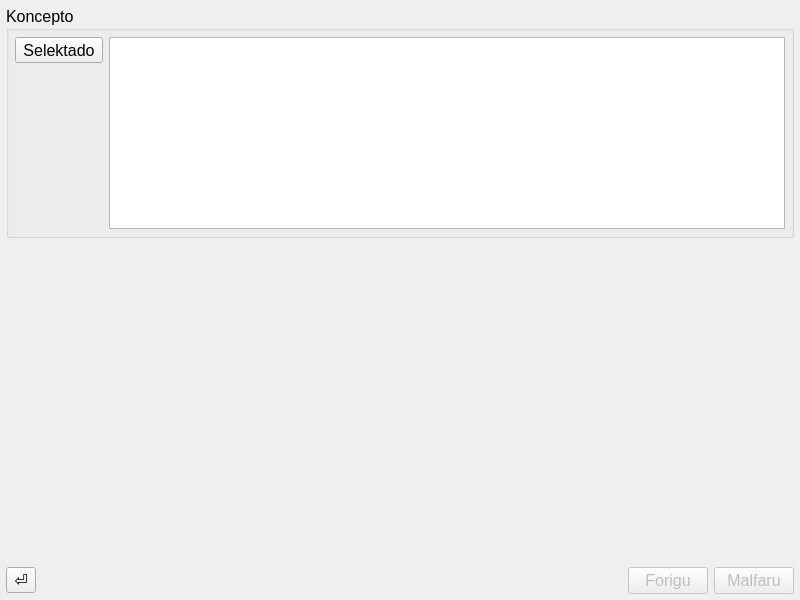
Before: the Qt Designer form tezauxro.ui in MDCremer/Gradivus, drawn with Qt 5.
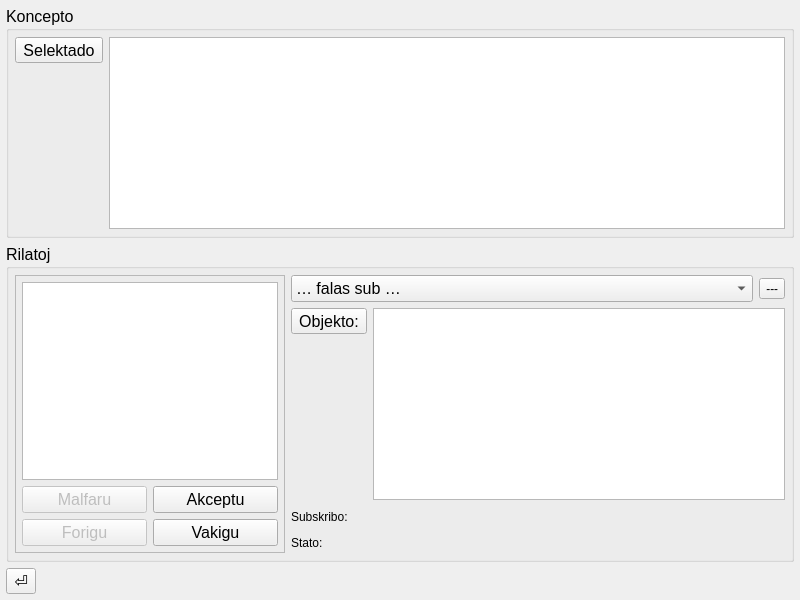
After: the same form once the commit is applied. The open tabs and pages were chosen to show the change. Icons and pictures are not drawn.

Commit message: Progreso kaj korektoj.

```diff
--- a/tezauxro.ui
+++ b/tezauxro.ui
@@ -127,7 +127,240 @@
        </item>
       </layout>
      </widget>
-     <widget class="QWidget" name="page_2"/>
+     <widget class="QWidget" name="page_2">
+      <layout class="QGridLayout" name="gridLayout_2">
+       <property name="leftMargin">
+        <number>0</number>
+       </property>
+       <property name="topMargin">
+        <number>0</number>
+       </property>
+       <property name="rightMargin">
+        <number>0</number>
+       </property>
+       <property name="bottomMargin">
+        <number>0</number>
+       </property>
+       <item row="0" column="0">
+        <widget class="QGroupBox" name="rilatoj">
+         <property name="title">
+          <string>Rilatoj</string>
+         </property>
+         <layout class="QHBoxLayout" name="horizontalLayout_3">
+          <property name="leftMargin">
+           <number>6</number>
+          </property>
+          <property name="topMargin">
+           <number>6</number>
+          </property>
+          <property name="rightMargin">
+           <number>6</number>
+          </property>
+          <property name="bottomMargin">
+           <number>6</number>
+          </property>
+          <item>
+           <widget class="QFrame" name="frame">
+            <property name="frameShape">
+             <enum>QFrame::StyledPanel</enum>
+            </property>
+            <property name="frameShadow">
+             <enum>QFrame::Raised</enum>
+            </property>
+            <layout class="QVBoxLayout" name="verticalLayout_2">
+             <property name="leftMargin">
+              <number>6</number>
+             </property>
+             <property name="topMargin">
+              <number>6</number>
+             </property>
+             <property name="rightMargin">
+              <number>6</number>
+             </property>
+             <property name="bottomMargin">
+              <number>6</number>
+             </property>
+             <item>
+              <widget class="QTreeView" name="rilatojListo">
+               <property name="sizePolicy">
+                <sizepolicy hsizetype="Maximum" vsizetype="Expanding">
+                 <horstretch>0</horstretch>
+                 <verstretch>0</verstretch>
+                </sizepolicy>
+               </property>
+              </widget>
+             </item>
+             <item>
+              <layout class="QGridLayout" name="gridLayout_3">
+               <item row="0" column="0">
+                <widget class="QPushButton" name="malfaru">
+                 <property name="enabled">
+                  <bool>false</bool>
+                 </property>
+                 <property name="text">
+                  <string>Malfaru</string>
+                 </property>
+                </widget>
+               </item>
+               <item row="0" column="1">
+                <widget class="QPushButton" name="akceptu">
+                 <property name="text">
+                  <string>Akceptu</string>
+                 </property>
+                </widget>
+               </item>
+               <item row="1" column="0">
+                <widget class="QPushButton" name="forigu">
+                 <property name="enabled">
+                  <bool>false</bool>
+                 </property>
+                 <property name="text">
+                  <string>Forigu</string>
+                 </property>
+                </widget>
+               </item>
+               <item row="1" column="1">
+                <widget class="QPushButton" name="vakigu">
+                 <property name="text">
+                  <string>Vakigu</string>
+                 </property>
+                </widget>
+               </item>
+              </layout>
+             </item>
+            </layout>
+           </widget>
+          </item>
+          <item>
+           <layout class="QVBoxLayout" name="verticalLayout_3">
+            <item>
+             <layout class="QHBoxLayout" name="horizontalLayout_2">
+              <item>
+               <widget class="QComboBox" name="rilato">
+                <item>
+                 <property name="text">
+                  <string>… falas sub …</string>
+                 </property>
+                </item>
+                <item>
+                 <property name="text">
+                  <string>… estas parto de …</string>
+                 </property>
+                </item>
+                <item>
+                 <property name="text">
+                  <string>… estas helpo por …</string>
+                 </property>
+                </item>
+                <item>
+                 <property name="text">
+                  <string>… estas rimedo por la celo …</string>
+                 </property>
+                </item>
+                <item>
+                 <property name="text">
+                  <string>… rekte evoluigita de …</string>
+                 </property>
+                </item>
+               </widget>
+              </item>
+              <item>
+               <widget class="QToolButton" name="aludo">
+                <property name="sizePolicy">
+                 <sizepolicy hsizetype="Fixed" vsizetype="Fixed">
+                  <horstretch>0</horstretch>
+                  <verstretch>0</verstretch>
+                 </sizepolicy>
+                </property>
+                <property name="font">
+                 <font>
+                  <pointsize>9</pointsize>
+                  <italic>true</italic>
+                 </font>
+                </property>
+                <property name="text">
+                 <string notr="true">---</string>
+                </property>
+               </widget>
+              </item>
+             </layout>
+            </item>
+            <item>
+             <layout class="QFormLayout" name="formLayout_2">
+              <item row="0" column="0">
+               <widget class="QToolButton" name="objekto">
+                <property name="text">
+                 <string>Objekto:</string>
+                </property>
+               </widget>
+              </item>
+              <item row="0" column="1">
+               <widget class="QListView" name="objektoListo">
+                <property name="alternatingRowColors">
+                 <bool>true</bool>
+                </property>
+                <property name="selectionMode">
+                 <enum>QAbstractItemView::NoSelection</enum>
+                </property>
+               </widget>
+              </item>
+              <item row="1" column="0">
+               <widget class="QLabel" name="label_2">
+                <property name="font">
+                 <font>
+                  <pointsize>9</pointsize>
+                 </font>
+                </property>
+                <property name="text">
+                 <string>Subskribo:</string>
+                </property>
+               </widget>
+              </item>
+              <item row="1" column="1">
+               <widget class="QLabel" name="subskribo">
+                <property name="font">
+                 <font>
+                  <pointsize>9</pointsize>
+                 </font>
+                </property>
+                <property name="text">
+                 <string notr="true"/>
+                </property>
+               </widget>
+              </item>
+              <item row="2" column="0">
+               <widget class="QLabel" name="label_4">
+                <property name="font">
+                 <font>
+                  <pointsize>9</pointsize>
+                 </font>
+                </property>
+                <property name="text">
+                 <string>Stato:</string>
+                </property>
+               </widget>
+              </item>
+              <item row="2" column="1">
+               <widget class="QLabel" name="stato">
+                <property name="font">
+                 <font>
+                  <pointsize>9</pointsize>
+                 </font>
+                </property>
+                <property name="text">
+                 <string notr="true"/>
+                </property>
+               </widget>
+              </item>
+             </layout>
+            </item>
+           </layout>
+          </item>
+         </layout>
+        </widget>
+       </item>
+      </layout>
+     </widget>
     </widget>
    </item>
    <item>
@@ -152,26 +385,6 @@
        </property>
       </spacer>
      </item>
-     <item>
-      <widget class="QPushButton" name="forigu">
-       <property name="enabled">
-        <bool>false</bool>
-       </property>
-       <property name="text">
-        <string>Forigu</string>
-       </property>
-      </widget>
-     </item>
-     <item>
-      <widget class="QPushButton" name="malfaru">
-       <property name="enabled">
-        <bool>false</bool>
-       </property>
-       <property name="text">
-        <string>Malfaru</string>
-       </property>
-      </widget>
-     </item>
     </layout>
    </item>
   </layout>
```
Left out of the diff: 3 changed lines with no effect on the pictures.
